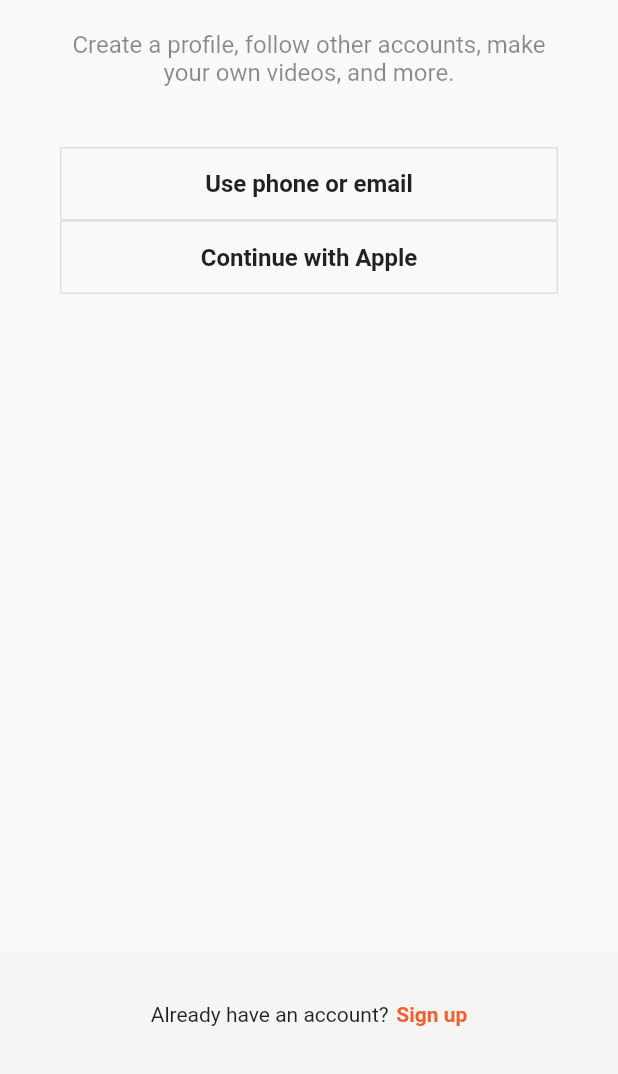
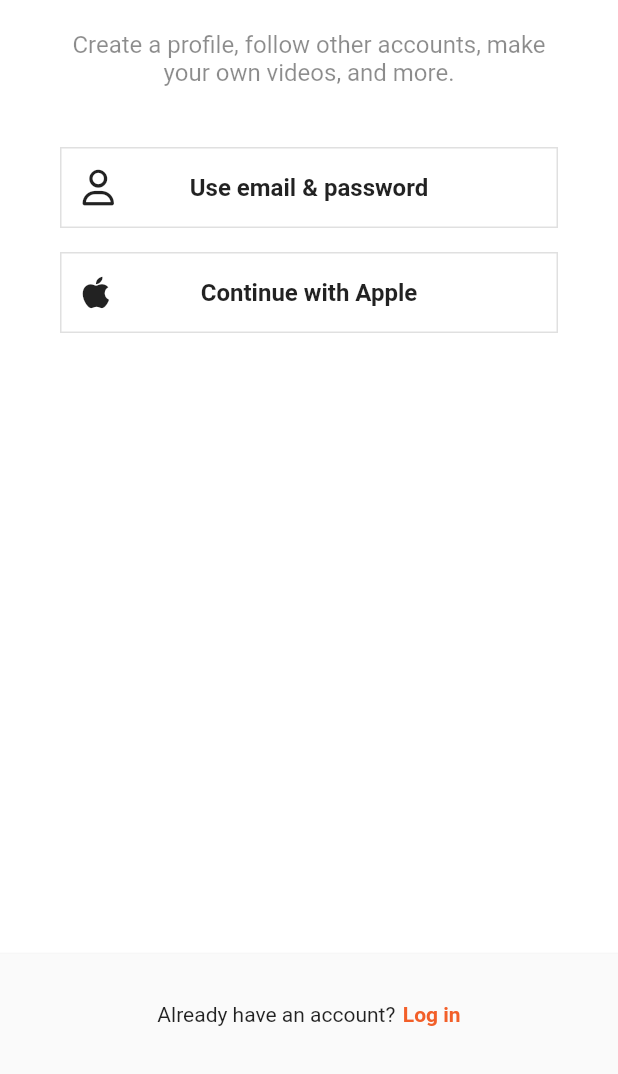
Before and after one commit to Dhui-Park/cocoharu_2.0, a Flutter app: the screen it shows after launch, on a phone screen of 412 x 824 dp, the part 162-1236 px from its top. Run offline on Flutter 3.47's test engine with Material 2 defaults, Android fonts, the phone set to English and light mode, and no system bars; our stand-ins replace font_awesome_flutter.

Commit message:
AuthButton & FormButton

```diff
--- a/lib/features/authentication/sign_up_screen.dart
+++ b/lib/features/authentication/sign_up_screen.dart
@@ -1,16 +1,26 @@
 import 'package:cocoharu_second/constants/gaps.dart';
 import 'package:cocoharu_second/constants/sizes.dart';
+import 'package:cocoharu_second/features/authentication/username_screen.dart';
 import 'package:cocoharu_second/features/authentication/login_screen.dart';
 import 'package:cocoharu_second/features/authentication/widgets/auth_button.dart';
 import 'package:flutter/material.dart';
+import 'package:font_awesome_flutter/font_awesome_flutter.dart';
 
 class SignUpScreen extends StatelessWidget {
   const SignUpScreen({super.key});
 
-  void onLoginTap(BuildContext context) {
+  void _onLoginTap(BuildContext context) {
     Navigator.of(context).push(
       MaterialPageRoute(
         builder: (context) => const LoginScreen(),
+      ),
+    );
+  }
+
+  void _onUsernameTap(BuildContext context) {
+    Navigator.of(context).push(
+      MaterialPageRoute(
+        builder: (context) => const UsernameScreen(),
       ),
     );
   }
@@ -22,9 +32,9 @@
         child: Padding(
           padding: const EdgeInsets.symmetric(horizontal: Sizes.size40),
           child: Column(
-            children: const [
+            children: [
               Gaps.v80,
-              Text(
+              const Text(
                 "Sign up for cocoharu",
                 style: TextStyle(
                   fontSize: Sizes.size24,
@@ -32,7 +42,7 @@
                 ),
               ),
               Gaps.v20,
-              Text(
+              const Text(
                 "Create a profile, follow other accounts, make your own videos, and more.",
                 style: TextStyle(
                   fontSize: Sizes.size16,
@@ -41,14 +51,24 @@
                 textAlign: TextAlign.center,
               ),
               Gaps.v40,
-              AuthButton(text: "Use phone or email"),
-              AuthButton(text: "Continue with Apple"),
+              GestureDetector(
+                onTap: () => _onUsernameTap(context),
+                child: const AuthButton(
+                  icon: FaIcon(FontAwesomeIcons.user),
+                  text: "Use email & password",
+                ),
+              ),
+              Gaps.v16,
+              const AuthButton(
+                icon: FaIcon(FontAwesomeIcons.apple),
+                text: "Continue with Apple",
+              ),
             ],
           ),
         ),
       ),
       bottomNavigationBar: BottomAppBar(
-        color: Colors.grey.shade100,
+        color: Colors.grey.shade50,
         elevation: 2,
         child: Padding(
           padding: const EdgeInsets.symmetric(
@@ -60,9 +80,9 @@
               const Text("Already have an account?"),
               Gaps.h5,
               GestureDetector(
-                onTap: () => onLoginTap(context),
+                onTap: () => _onLoginTap(context),
                 child: Text(
-                  "Sign up",
+                  "Log in",
                   style: TextStyle(
                     color: Theme.of(context).primaryColor,
                     fontWeight: FontWeight.w600,
--- a/lib/features/authentication/widgets/auth_button.dart
+++ b/lib/features/authentication/widgets/auth_button.dart
@@ -1,12 +1,15 @@
 import 'package:cocoharu_second/constants/sizes.dart';
 import 'package:flutter/material.dart';
+import 'package:font_awesome_flutter/font_awesome_flutter.dart';
 
 class AuthButton extends StatelessWidget {
   final String text;
+  final FaIcon icon;
 
   const AuthButton({
     super.key,
     required this.text,
+    required this.icon,
   });
 
   @override
@@ -14,8 +17,8 @@
     return FractionallySizedBox(
       widthFactor: 1,
       child: Container(
-        padding: const EdgeInsets.symmetric(
-          vertical: Sizes.size14,
+        padding: const EdgeInsets.all(
+          Sizes.size14,
         ),
         decoration: BoxDecoration(
           border: Border.all(
@@ -23,7 +26,14 @@
             width: Sizes.size1,
           ),
         ),
-        child: Text(
+        child: Stack(
+          alignment: Alignment.center,
+          children: [
+            Align(
+              alignment: Alignment.centerLeft,
+              child: icon,
+            ),
+            Text(
               text,
               style: const TextStyle(
                 fontSize: Sizes.size16,
@@ -31,6 +41,8 @@
               ),
               textAlign: TextAlign.center,
             ),
+          ],
+        ),
       ),
     );
   }
--- a/lib/main.dart
+++ b/lib/main.dart
@@ -1,5 +1,6 @@
 import 'package:cocoharu_second/features/authentication/sign_up_screen.dart';
 import 'package:flutter/material.dart';
+import 'package:cocoharu_second/constants/sizes.dart';
 
 void main() {
   runApp(const CocoHaruApp());
@@ -14,7 +15,18 @@
     return MaterialApp(
       title: 'cocoharu',
       theme: ThemeData(
+        scaffoldBackgroundColor: Colors.white,
         primaryColor: const Color(0xFFF25F29),
+        appBarTheme: const AppBarTheme(
+            centerTitle: true,
+            foregroundColor: Colors.black,
+            backgroundColor: Colors.white,
+            elevation: 0,
+            titleTextStyle: TextStyle(
+              color: Colors.black,
+              fontSize: Sizes.size16 + Sizes.size2,
+              fontWeight: FontWeight.w600,
+            )),
       ),
       home: const SignUpScreen(),
     );
--- a/pubspec.yaml
+++ b/pubspec.yaml
@@ -35,6 +35,8 @@
   # The following adds the Cupertino Icons font to your application.
   # Use with the CupertinoIcons class for iOS style icons.
   cupertino_icons: ^1.0.2
+
+  font_awesome_flutter: 10.3.0
 
 dev_dependencies:
   flutter_test:
```
Also changed, not shown: lib/features/authentication/email_screen.dart (added, +80 -0 lines), lib/features/authentication/login_screen.dart (+16 -4 lines), lib/features/authentication/username_screen.dart (added, +101 -0 lines), lib/features/authentication/widgets/form_button.dart (added, +43 -0 lines), pubspec.lock. Lines whose indentation alone changed are shown as unchanged.
